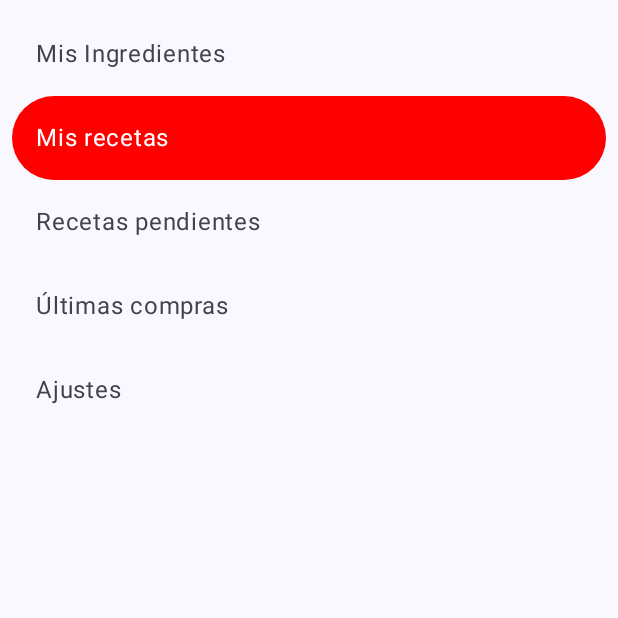
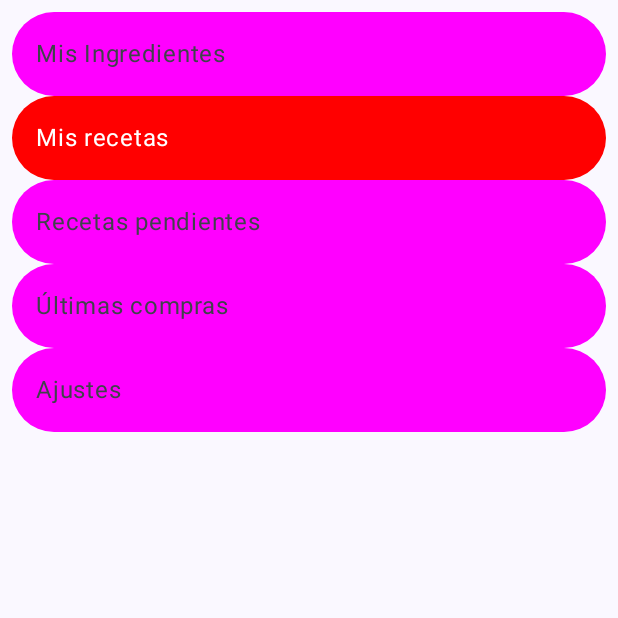
Before and after one commit to LucasTaladrid/PantryToGo, an Android app built with Jetpack Compose: the composable MyModalDrawer shown on its own in the app's theme, tab 2 chosen, on a phone screen of 412 x 824 dp, the top half of it. Run offline under Robolectric (Android 15) with nearby library versions, the phone set to English and light mode, and no system bars.

Commit message:
Modificar Drawer, pendiente de elegir colores

```diff
--- a/app/src/main/java/com/lucasdev/apprecetas/general/ui/scaffold/Scaffold.kt
+++ b/app/src/main/java/com/lucasdev/apprecetas/general/ui/scaffold/Scaffold.kt
@@ -15,8 +15,11 @@ import androidx.compose.material3.SnackbarHostState
 import androidx.compose.material3.Text
 import androidx.compose.material3.rememberDrawerState
 import androidx.compose.runtime.Composable
+import androidx.compose.runtime.getValue
+import androidx.compose.runtime.mutableStateOf
 import androidx.compose.runtime.remember
 import androidx.compose.runtime.rememberCoroutineScope
+import androidx.compose.runtime.setValue
 import androidx.compose.ui.Modifier
 import androidx.compose.ui.graphics.Color
 import androidx.compose.ui.unit.dp
@@ -82,35 +85,35 @@ fun AppScaffold(
 TODO aquí se podrán encontrar los ajustes, mis recetas, mis recetas favoritas, mis recetas pendientes, mis recetas que voy hacer, las antiguas compras
 */
 @Composable
-fun MyModalDrawer(onNavigate: (String) -> Unit) {
-    Column(
-        Modifier.padding(8.dp)
-    ) {
-        NavigationDrawerItem( // Importante: Usar NavigationDrawerItem
-            label = { Text("Mis Ingredientes") }, // Importante: Usar label
-            selected = false,
-            onClick = { onNavigate(Routes.MyIngredients.route) } // Importante: Se llama a onDrawerClicked
-        )
-        NavigationDrawerItem(
-            label = { Text("Mis recetas", color = Color.White) },
-            selected = false,
-            onClick = { onNavigate("mis_recetas") },
-            colors = NavigationDrawerItemDefaults.colors(unselectedContainerColor = Color.Red)
-        )
-        NavigationDrawerItem(
-            label = { Text("Recetas pendientes") },
-            selected = false,
-            onClick = { /*onNavigate("mis_recetas")*/ }
-        )
-        NavigationDrawerItem(
-            label = { Text("Últimas compras") },
-            selected = false,
-            onClick = {/* onNavigate("mis_recetas")*/ }
-        )
-        NavigationDrawerItem(
-            label = { Text("Ajustes") },
-            selected = false,
-            onClick = {/* onNavigate("mis_recetas")*/ }
-        )
+fun MyModalDrawer(
+    onNavigate: (String) -> Unit
+) {
+    val items = listOf(
+        Routes.MyIngredients.route to "Mis Ingredientes",
+        "mis_recetas" to "Mis recetas",
+        "recetas_pendientes" to "Recetas pendientes",
+        "ultimas_compras" to "Últimas compras",
+        "ajustes" to "Ajustes"
+    )
+
+    var selectedRoute by remember { mutableStateOf<String?>(null) }
+
+    Column(Modifier.padding(8.dp)) {
+        items.forEach { (route, label) ->
+            val selected = selectedRoute == route
+            NavigationDrawerItem(
+                label = { Text(label) },
+                selected = selected,
+                onClick = {
+                    selectedRoute = route
+                    onNavigate(route)
+                },
+                colors = NavigationDrawerItemDefaults.colors(
+                    selectedContainerColor = Color.Red,
+                    unselectedContainerColor = Color.Magenta,
+                    selectedTextColor = Color.White
+                )
+            )
+        }
     }
 }
```
